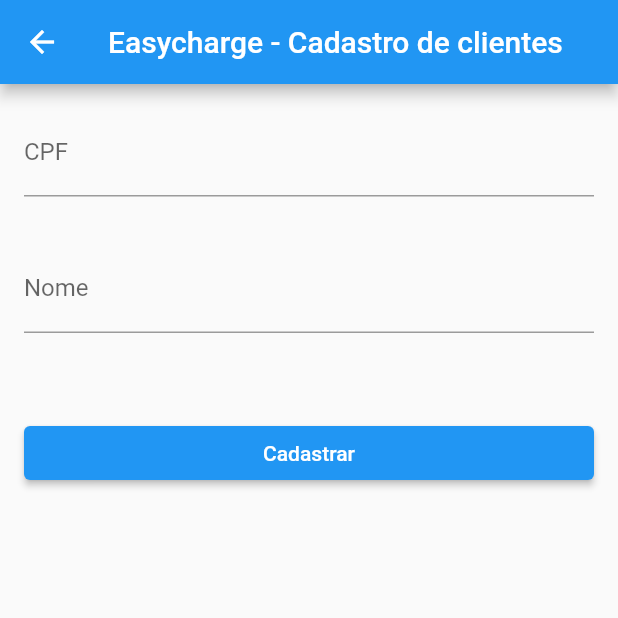
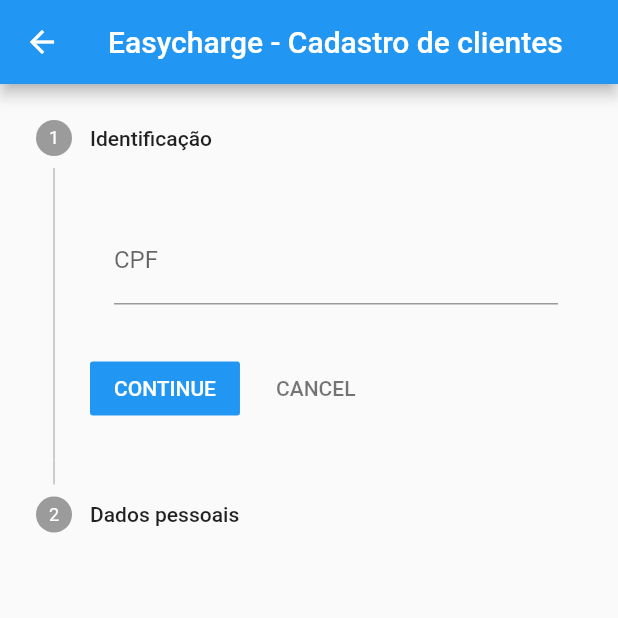
Before and after one commit to levelup-srtch/easycharge-app, a Flutter app: the screen it shows after launch, after a tap on an icon or button, on a phone screen of 412 x 824 dp, the top half of it. Run offline on Flutter 3.47's test engine with Material 2 defaults, Android fonts, the phone set to English and light mode, and no system bars.

Commit message:
adiciona steps no formulário de cadastro de clientes

```diff
--- a/lib/screens/cliente/formulario.dart
+++ b/lib/screens/cliente/formulario.dart
@@ -1,56 +1,122 @@
 import 'package:easycharge/models/cliente.dart';
-import 'package:easycharge/models/lista_clientes.dart';
+import 'package:easycharge/state/lista_clientes.dart';
+import 'package:easycharge/state/wizard_cadastro_cliente.dart';
 import 'package:flutter/material.dart';
 import 'package:provider/provider.dart';
 
 class FormularioDeCliente extends StatelessWidget {
 
-  TextEditingController _cpfController = TextEditingController();
-  TextEditingController _nomeController = TextEditingController();
+  var passoCpf = _CpfForm();
+  var passoNome = _NomeForm();
 
   @override
   Widget build(BuildContext context) {
     return Scaffold(
       appBar: AppBar(title: Text('Easycharge - Cadastro de clientes')),
-      body: ListView(
-        children: <Widget>[
-          Padding(
+      body: Consumer<WizardCadastroDeClienteState>(
+        builder: (context, wizardState, child) {
+          return Stepper(
+            currentStep: wizardState.passoAtual,
+            onStepContinue: () {
+              var funcoes = [_salvaPasso1, _salvaPasso2];
+
+              funcoes[wizardState.passoAtual](context);
+            },
+            onStepCancel: () => wizardState.volta(),
+            steps: [
+              Step(
+                title: Text('Identificação'),
+                content: passoCpf,
+              ),
+              Step(
+                title: Text('Dados pessoais'),
+                content: passoNome,
+              ),
+            ],
+          );
+        },
+      ),
+    );
+  }
+
+  void _salvaPasso1(BuildContext context) {
+    if (passoCpf.isValido()) {
+      WizardCadastroDeClienteState state = Provider.of<WizardCadastroDeClienteState>(context, listen: false);
+      passoCpf.armazenaDadosNoWizard(context);
+
+      state.avanca();
+    }
+  }
+
+  void _salvaPasso2(BuildContext context) {
+    WizardCadastroDeClienteState state = Provider.of<WizardCadastroDeClienteState>(context, listen: false);
+    Cliente cliente = state.criaCliente();
+
+    var listaDeClientes = Provider.of<ListaDeClientesState>(context, listen: false);
+    listaDeClientes.adicionaCliente(cliente);
+
+    Navigator.of(context).pop();
+  }
+}
+
+class _CpfForm extends StatelessWidget {
+  TextEditingController _cpfController = TextEditingController();
+  GlobalKey<FormState> _key = GlobalKey<FormState>();
+
+  @override
+  Widget build(BuildContext context) {
+    return Form(
+      key: _key,
+      child: Padding(
         padding: const EdgeInsets.all(16),
-            child: TextField(
+        child: TextFormField(
           controller: _cpfController,
+          validator: (valor) => valor == null || valor.length < 2 ? 'Nome inválido' : null,
           decoration: InputDecoration(
             labelText: 'CPF',
             hintText: '000.000.000-00',
           ),
         ),
       ),
-          Padding(
+    );
+  }
+
+  void armazenaDadosNoWizard(context) {
+    var state = Provider.of<WizardCadastroDeClienteState>(context, listen: false);
+    state.cpf = _cpfController.text;
+  }
+
+  bool isValido() {
+    var currentState = _key.currentState;
+    return currentState != null && currentState.validate();
+  }
+}
+
+class _NomeForm extends StatelessWidget {
+  TextEditingController _nomeController = TextEditingController();
+  GlobalKey<FormState> _key = GlobalKey<FormState>();
+
+  @override
+  Widget build(BuildContext context) {
+    return Form(
+      key: _key,
+      child: Padding(
         padding: const EdgeInsets.all(16),
         child: TextField(
           controller: _nomeController,
           decoration: InputDecoration(labelText: 'Nome'),
         ),
       ),
-          Padding(
-            padding: const EdgeInsets.symmetric(vertical: 40, horizontal: 16),
-            child: ElevatedButton(
-              child: Text('Cadastrar'),
-              onPressed: () {
-                debugPrint('CADASTROU...');
-                String cpfDoCliente = _cpfController.text;
-                String nomeDoCliente = _nomeController.text;
-
-                Cliente novoCliente = Cliente(nomeDoCliente, cpfDoCliente);
-
-                ListaDeClientes listaDeClientes = Provider.of<ListaDeClientes>(context, listen: false);
-                listaDeClientes.adicionaCliente(novoCliente);
-
-                Navigator.pop(context);
-              },
-            ),
-          ),
-        ],
-      ),
     );
   }
+
+  void armazenaDadosNoWizard(context) {
+    var state = Provider.of<WizardCadastroDeClienteState>(context, listen: false);
+    state.nome = _nomeController.text;
   }
+
+  bool isValido() {
+    var currentState = _key.currentState;
+    return currentState != null && currentState.validate();
+  }
+}
--- a/lib/screens/cliente/listagem.dart
+++ b/lib/screens/cliente/listagem.dart
@@ -1,10 +1,11 @@
 import 'package:easycharge/models/cliente.dart';
-import 'package:easycharge/models/lista_clientes.dart';
+import 'package:easycharge/state/lista_clientes.dart';
 import 'package:easycharge/screens/cliente/formulario.dart';
 import 'package:flutter/material.dart';
 import 'package:provider/provider.dart';
 
 class ListagemDeClientes extends StatelessWidget {
+
   @override
   Widget build(BuildContext context) {
     return Scaffold(
@@ -19,7 +20,7 @@
           }));
         },
       ),
-      body: Consumer<ListaDeClientes>(
+      body: Consumer<ListaDeClientesState>(
         builder: (context, listaDeClientes, child) {
           List<Cliente> todosOsClientes = listaDeClientes.getClientes();
 
--- a/lib/models/lista_clientes.dart
+++ b/lib/state/lista_clientes.dart
@@ -1,7 +1,7 @@
 import 'package:easycharge/models/cliente.dart';
 import 'package:flutter/material.dart';
 
-class ListaDeClientes extends ChangeNotifier {
+class ListaDeClientesState extends ChangeNotifier {
   List<Cliente> _clientes = [];
 
   List<Cliente> getClientes() => _clientes;
--- /dev/null
+++ b/lib/state/wizard_cadastro_cliente.dart
@@ -0,0 +1,47 @@
+import 'package:easycharge/models/cliente.dart';
+import 'package:flutter/material.dart';
+
+class WizardCadastroDeClienteState extends ChangeNotifier {
+
+  String _cpf = '';
+  String _nome = '';
+
+  int _passoAtual = 0;
+  int _quantidadeDeEtapas = 2;
+
+  int get passoAtual => _passoAtual;
+
+  void avanca() {
+    _passoAtual += 1;
+    notifyListeners();
+  }
+
+  void volta() {
+    if (_passoAtual > 0) {
+      _passoAtual -= 1;
+      notifyListeners();
+    }
+  }
+
+  int get quantidadeDeEtapas => _quantidadeDeEtapas;
+
+  String get nome => _nome;
+
+  set nome(String value) {
+    _nome = value;
+  }
+
+  String get cpf => _cpf;
+
+  set cpf(String value) {
+    _cpf = value;
+  }
+
+  Cliente criaCliente() {
+    Cliente cliente = Cliente(_cpf, _nome);
+    _cpf = '';
+    _nome = '';
+
+    return cliente;
+  }
+}
```
Also changed, not shown: lib/main.dart (+15 -10 lines). Lines whose indentation alone changed are shown as unchanged.
